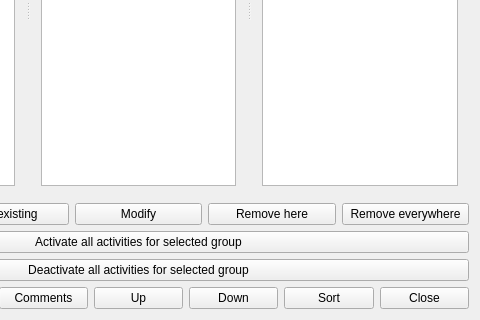
This is fet/src/interface/groupsform_template.ui in vonmecheln/fet as Qt 5 draws it before an edit; both pictures show x 203 to 683 and y 188 to 508 of the 683 by 508 pixel window. The edited form follows.
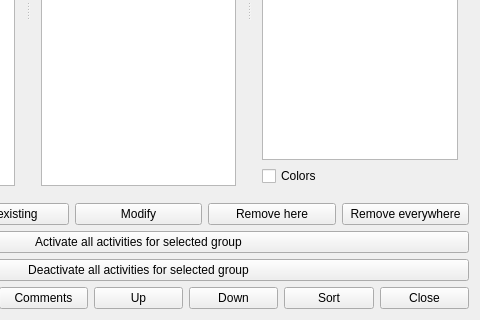
This is the edited form.

The edit to the form file:
```diff
--- a/fet/src/interface/groupsform_template.ui
+++ b/fet/src/interface/groupsform_template.ui
@@ -74,6 +74,13 @@
        <item>
         <widget class="QTextEdit" name="groupTextEdit"/>
        </item>
+       <item>
+        <widget class="QCheckBox" name="colorsCheckBox">
+         <property name="text">
+          <string>Colors</string>
+         </property>
+        </widget>
+       </item>
       </layout>
      </widget>
     </widget>
```
